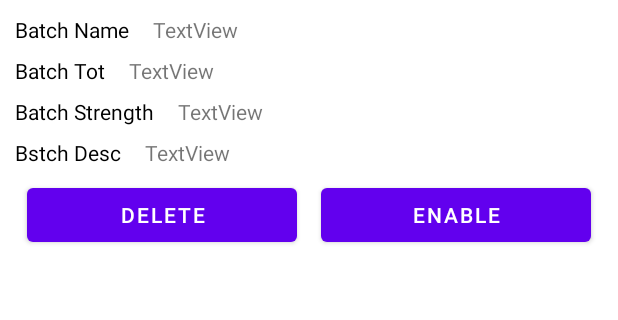
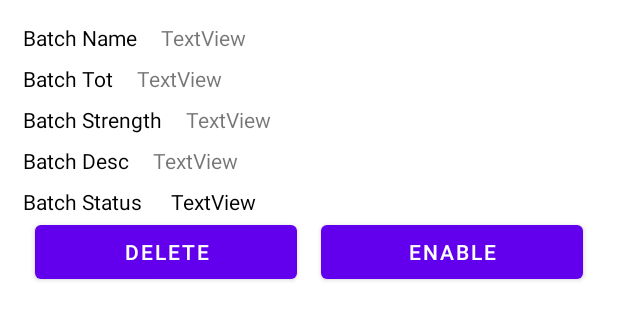
Before and after one commit to Avi9631/FitCRM, an Android app: the layout item_batch_layout.xml on its own in the app's theme, with its tools: preview values and no code run, on a phone screen of 412 x 824 dp. Shown: the top 320 px of the screen. Run offline under Robolectric (Android 15) with nearby library versions, the phone set to English and light mode, and no system bars.

Commit message:
Solved batch spin issue

```diff
--- a/app/src/main/java/com/crm/myapplication/MainActivity.java
+++ b/app/src/main/java/com/crm/myapplication/MainActivity.java
@@ -22,6 +22,8 @@ import com.crm.myapplication.ui.plans.PlansFragment;
 import com.crm.myapplication.ui.slideshow.ViewMemberFragment;
 import com.google.android.material.navigation.NavigationView;
 
+
+//github access token :- 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
 
 public class MainActivity extends AppCompatActivity
         implements NavigationView.OnNavigationItemSelectedListener {
--- a/app/src/main/res/layout/item_batch_layout.xml
+++ b/app/src/main/res/layout/item_batch_layout.xml
@@ -5,7 +5,8 @@
     android:layout_width="match_parent"
     android:layout_height="wrap_content"
     android:background="@color/white"
-    android:padding="10sp">
+    android:padding="10sp"
+    android:layout_margin="5dp">
 
     <TextView
         android:id="@+id/textView12"
@@ -85,7 +86,7 @@
         android:layout_width="wrap_content"
         android:layout_height="wrap_content"
         android:layout_marginTop="8dp"
-        android:text="Bstch Desc"
+        android:text="Batch Desc"
         android:textColor="@color/black"
         app:layout_constraintStart_toStartOf="@+id/textView9"
         app:layout_constraintTop_toBottomOf="@+id/textView9" />
@@ -95,14 +96,14 @@
         android:layout_width="0dp"
         android:layout_height="wrap_content"
         android:layout_marginStart="8dp"
-        android:layout_marginTop="8dp"
         android:layout_marginEnd="8dp"
         android:text="DELEte"
         app:layout_constraintBottom_toBottomOf="parent"
         app:layout_constraintEnd_toStartOf="@+id/button3"
         app:layout_constraintHorizontal_bias="0.5"
         app:layout_constraintStart_toStartOf="parent"
-        app:layout_constraintTop_toBottomOf="@+id/textView12" />
+        app:layout_constraintTop_toBottomOf="@+id/textView32"
+        app:layout_constraintVertical_bias="1.0" />
 
     <Button
         android:id="@+id/button3"
@@ -116,4 +117,26 @@
         app:layout_constraintHorizontal_bias="0.5"
         app:layout_constraintStart_toEndOf="@+id/button14"
         app:layout_constraintTop_toTopOf="@+id/button14" />
+
+    <TextView
+        android:id="@+id/textView32"
+        android:layout_width="wrap_content"
+        android:layout_height="wrap_content"
+        android:layout_marginTop="8dp"
+        android:text="Batch Status "
+        android:textColor="@color/black"
+        app:layout_constraintStart_toStartOf="@+id/textView11"
+        app:layout_constraintTop_toBottomOf="@+id/textView12" />
+
+    <TextView
+        android:id="@+id/textView33"
+        android:layout_width="0dp"
+        android:layout_height="wrap_content"
+        android:layout_marginStart="16dp"
+        android:text="TextView"
+        android:textColor="@color/black"
+        app:layout_constraintBottom_toBottomOf="@+id/textView32"
+        app:layout_constraintEnd_toEndOf="@+id/textView12"
+        app:layout_constraintStart_toEndOf="@+id/textView32"
+        app:layout_constraintTop_toTopOf="@+id/textView32" />
 </androidx.constraintlayout.widget.ConstraintLayout>
```
Also changed, not shown: app/src/main/java/com/crm/myapplication/Adapters/BatchAdapter.java (+8 -1 lines), app/src/main/java/com/crm/myapplication/Adapters/PlanAdapter.java (+8 -3 lines), app/src/main/java/com/crm/myapplication/ui/gallery/AdmissionActivity.java (+9 -6 lines), app/src/main/res/layout/activity_member_details.xml (+58 -59 lines), app/src/main/res/layout/item_plan_layout.xml (+24 -2 lines).
